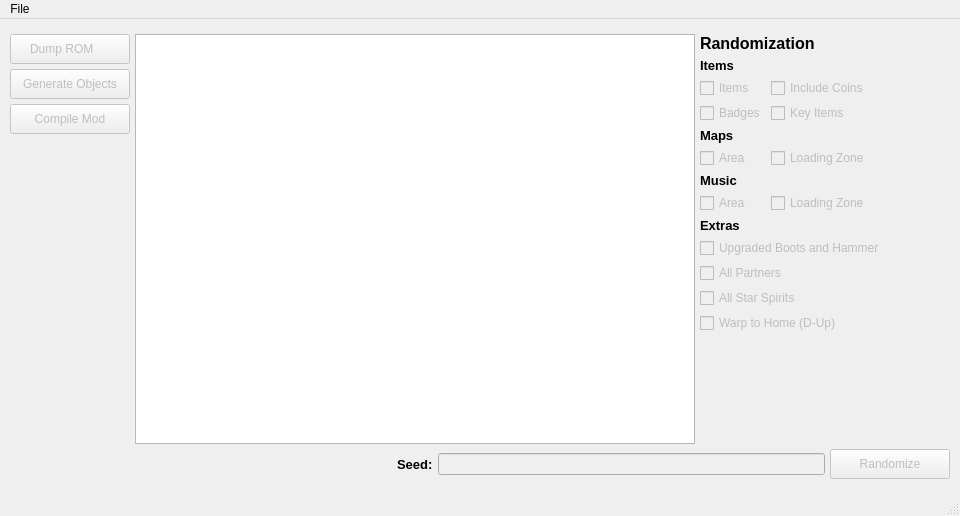
The window that ui/main_window.ui (JoshW-7/PaperMarioRandomizer) describes before a commit, drawn with Qt 5.
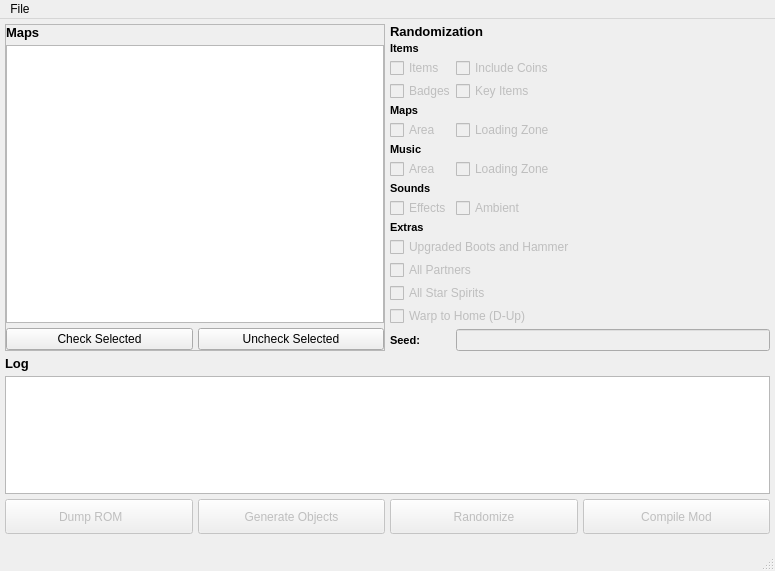
The same window after the commit. Icons and pictures are not drawn.

Commit message: Added ability to select maps for randomization. Added sound, ambient sound randomization. Updated to StarRod 0.3.2. Various bugfixes and general cleanup.

What changed in the file:
```diff
--- a/ui/main_window.ui
+++ b/ui/main_window.ui
@@ -6,8 +6,8 @@
    <rect>
     <x>0</x>
     <y>0</y>
-    <width>960</width>
-    <height>516</height>
+    <width>775</width>
+    <height>571</height>
    </rect>
   </property>
   <property name="windowTitle">
@@ -26,13 +26,13 @@
      <enum>QLayout::SetDefaultConstraint</enum>
     </property>
     <property name="leftMargin">
-     <number>10</number>
+     <number>5</number>
     </property>
     <property name="topMargin">
-     <number>15</number>
+     <number>5</number>
     </property>
     <property name="rightMargin">
-     <number>10</number>
+     <number>5</number>
     </property>
     <property name="bottomMargin">
      <number>15</number>
@@ -62,18 +62,12 @@
         <number>0</number>
        </property>
        <item>
-        <widget class="QFrame" name="frame_starrod">
-         <property name="sizePolicy">
-          <sizepolicy hsizetype="Maximum" vsizetype="Preferred">
-           <horstretch>0</horstretch>
-           <verstretch>0</verstretch>
-          </sizepolicy>
+        <widget class="QFrame" name="frame_maps">
+         <property name="frameShape">
+          <enum>QFrame::StyledPanel</enum>
          </property>
-         <property name="minimumSize">
-          <size>
-           <width>50</width>
-           <height>0</height>
-          </size>
+         <property name="frameShadow">
+          <enum>QFrame::Raised</enum>
          </property>
          <layout class="QVBoxLayout" name="verticalLayout_2">
           <property name="spacing">
@@ -92,113 +86,110 @@
            <number>0</number>
           </property>
           <item>
-           <widget class="QPushButton" name="button_dump_rom">
-            <property name="enabled">
-             <bool>false</bool>
+           <widget class="QLabel" name="label">
+            <property name="font">
+             <font>
+              <pointsize>10</pointsize>
+              <weight>75</weight>
+              <bold>true</bold>
+             </font>
             </property>
-            <property name="minimumSize">
-             <size>
-              <width>120</width>
-              <height>30</height>
-             </size>
-            </property>
             <property name="text">
-             <string>Dump ROM     </string>
+             <string>Maps</string>
             </property>
-            <property name="icon">
-             <iconset>
-              <normaloff>icons/starrod.ico</normaloff>icons/starrod.ico</iconset>
-            </property>
-            <property name="iconSize">
-             <size>
-              <width>24</width>
-              <height>24</height>
-             </size>
-            </property>
            </widget>
           </item>
           <item>
-           <widget class="QPushButton" name="button_generate_objects">
-            <property name="enabled">
-             <bool>false</bool>
+           <widget class="QTableWidget" name="table_maps">
+            <property name="editTriggers">
+             <set>QAbstractItemView::NoEditTriggers</set>
             </property>
-            <property name="minimumSize">
-             <size>
-              <width>120</width>
-              <height>30</height>
-             </size>
+            <property name="alternatingRowColors">
+             <bool>true</bool>
             </property>
-            <property name="text">
-             <string>Generate Objects</string>
+            <property name="selectionMode">
+             <enum>QAbstractItemView::ExtendedSelection</enum>
             </property>
             <property name="icon">
              <iconset>
               <normaloff>icons/fireflower.ico</normaloff>icons/fireflower.ico</iconset>
             </property>
-            <property name="iconSize">
-             <size>
-              <width>16</width>
-              <height>16</height>
-             </size>
+            <property name="columnCount">
+             <number>1</number>
             </property>
+            <attribute name="horizontalHeaderVisible">
+             <bool>false</bool>
+            </attribute>
+            <attribute name="horizontalHeaderStretchLastSection">
+             <bool>true</bool>
+            </attribute>
+            <attribute name="verticalHeaderVisible">
+             <bool>false</bool>
+            </attribute>
+            <attribute name="verticalHeaderStretchLastSection">
+             <bool>false</bool>
+            </attribute>
+            <column/>
            </widget>
           </item>
           <item>
-           <widget class="QPushButton" name="button_compile_mod">
-            <property name="enabled">
-             <bool>false</bool>
-            </property>
+           <widget class="QFrame" name="horizontalFrame">
             <property name="minimumSize">
              <size>
-              <width>120</width>
-              <height>30</height>
+              <width>0</width>
+              <height>0</height>
              </size>
             </property>
-            <property name="text">
-             <string>Compile Mod</string>
-            </property>
-            <property name="icon">
-             <iconset>
-              <normaloff>icons/calculator.ico</normaloff>icons/calculator.ico</iconset>
-            </property>
-            <property name="iconSize">
-             <size>
-              <width>18</width>
-              <height>18</height>
-             </size>
-            </property>
+            <layout class="QHBoxLayout" name="horizontalLayout">
+             <property name="spacing">
+              <number>5</number>
+             </property>
+             <property name="leftMargin">
+              <number>0</number>
+             </property>
+             <property name="topMargin">
+              <number>0</number>
+             </property>
+             <property name="rightMargin">
+              <number>0</number>
+             </property>
+             <property name="bottomMargin">
+              <number>0</number>
+             </property>
+             <item>
+              <widget class="QPushButton" name="button_check_selected">
+               <property name="text">
+                <string>Check Selected</string>
+               </property>
+              </widget>
+             </item>
+             <item>
+              <widget class="QPushButton" name="button_uncheck_selected">
+               <property name="text">
+                <string>Uncheck Selected</string>
+               </property>
+              </widget>
+             </item>
+            </layout>
            </widget>
           </item>
-          <item>
-           <spacer name="verticalSpacer_2">
-            <property name="orientation">
-             <enum>Qt::Vertical</enum>
-            </property>
-            <property name="sizeHint" stdset="0">
-             <size>
-              <width>20</width>
-              <height>40</height>
-             </size>
-            </property>
-           </spacer>
-          </item>
          </layout>
         </widget>
        </item>
        <item>
-        <widget class="QListWidget" name="listwidget_log"/>
-       </item>
-       <item>
-        <widget class="QFrame" name="verticalFrame">
+        <widget class="QFrame" name="frame_randomization">
          <property name="minimumSize">
           <size>
-           <width>50</width>
+           <width>200</width>
            <height>0</height>
           </size>
          </property>
+         <property name="frameShape">
+          <enum>QFrame::NoFrame</enum>
+         </property>
          <layout class="QVBoxLayout" name="verticalLayout">
           <property name="spacing">
-           <number>5</number>
+           <number>0</number>
           </property>
           <property name="leftMargin">
            <number>0</number>
@@ -215,23 +206,38 @@
           <item>
            <widget class="QFrame" name="frame_options">
             <property name="sizePolicy">
-             <sizepolicy hsizetype="Maximum" vsizetype="Preferred">
+             <sizepolicy hsizetype="Expanding" vsizetype="Preferred">
               <horstretch>0</horstretch>
               <verstretch>0</verstretch>
              </sizepolicy>
             </property>
             <property name="minimumSize">
              <size>
-              <width>250</width>
+              <width>0</width>
               <height>0</height>
              </size>
             </property>
             <layout class="QFormLayout" name="formLayout">
+             <property name="sizeConstraint">
+              <enum>QLayout::SetDefaultConstraint</enum>
+             </property>
+             <property name="fieldGrowthPolicy">
+              <enum>QFormLayout::AllNonFixedFieldsGrow</enum>
+             </property>
+             <property name="rowWrapPolicy">
+              <enum>QFormLayout::DontWrapRows</enum>
+             </property>
+             <property name="labelAlignment">
+              <set>Qt::AlignLeading|Qt::AlignLeft|Qt::AlignVCenter</set>
+             </property>
+             <property name="formAlignment">
+              <set>Qt::AlignLeading|Qt::AlignLeft|Qt::AlignTop</set>
+             </property>
              <property name="horizontalSpacing">
-              <number>5</number>
+              <number>0</number>
              </property>
              <property name="verticalSpacing">
-              <number>5</number>
+              <number>3</number>
              </property>
              <property name="leftMargin">
               <number>0</number>
@@ -255,7 +261,7 @@
                </property>
                <property name="font">
                 <font>
-                 <pointsize>12</pointsize>
+                 <pointsize>10</pointsize>
                  <weight>75</weight>
                  <bold>true</bold>
                 </font>
@@ -275,7 +281,7 @@
                </property>
                <property name="font">
                 <font>
-                 <pointsize>10</pointsize>
+                 <pointsize>8</pointsize>
                  <weight>75</weight>
                  <bold>true</bold>
                 </font>
@@ -335,7 +341,7 @@
                </property>
                <property name="font">
                 <font>
-                 <pointsize>10</pointsize>
+                 <pointsize>8</pointsize>
                  <weight>75</weight>
                  <bold>true</bold>
                 </font>
@@ -365,27 +371,7 @@
                </property>
               </widget>
              </item>
-             <item row="6" column="0">
-              <widget class="QLabel" name="label_4">
-               <property name="sizePolicy">
-                <sizepolicy hsizetype="Preferred" vsizetype="Maximum">
-                 <horstretch>0</horstretch>
-                 <verstretch>0</verstretch>
-                </sizepolicy>
-               </property>
-               <property name="font">
-                <font>
-                 <pointsize>10</pointsize>
-                 <weight>75</weight>
-                 <bold>true</bold>
-                </font>
-               </property>
-               <property name="text">
-                <string>Music</string>
-               </property>
-              </widget>
-             </item>
-             <item row="7" column="0">
+             <item row="8" column="0">
               <widget class="QCheckBox" name="chk_music_area">
                <property name="enabled">
                 <bool>false</bool>
@@ -395,7 +381,7 @@
                </property>
               </widget>
              </item>
-             <item row="7" column="1">
+             <item row="8" column="1">
               <widget class="QCheckBox" name="chk_music_loading_zone">
                <property name="enabled">
                 <bool>false</bool>
@@ -405,7 +391,27 @@
                </property>
               </widget>
              </item>
-             <item row="8" column="0">
+             <item row="9" column="0">
+              <widget class="QLabel" name="label_9">
+               <property name="sizePolicy">
+                <sizepolicy hsizetype="Preferred" vsizetype="Maximum">
+                 <horstretch>0</horstretch>
+                 <verstretch>0</verstretch>
+                </sizepolicy>
+               </property>
+               <property name="font">
+                <font>
+                 <pointsize>8</pointsize>
+                 <weight>75</weight>
+                 <bold>true</bold>
+                </font>
+               </property>
+               <property name="text">
+                <string>Sounds</string>
+               </property>
+              </widget>
+             </item>
+             <item row="11" column="0">
               <widget class="QLabel" name="label_5">
                <property name="sizePolicy">
                 <sizepolicy hsizetype="Preferred" vsizetype="Maximum">
@@ -415,7 +421,7 @@
                </property>
                <property name="font">
                 <font>
-                 <pointsize>10</pointsize>
+                 <pointsize>8</pointsize>
                  <weight>75</weight>
                  <bold>true</bold>
                 </font>
@@ -425,7 +431,7 @@
                </property>
               </widget>
              </item>
-             <item row="9" column="0" colspan="2">
+             <item row="12" column="0" colspan="2">
               <widget class="QCheckBox" name="chk_upgrade_boots_hammer">
                <property name="enabled">
                 <bool>false</bool>
@@ -435,7 +441,7 @@
                </property>
               </widget>
              </item>
-             <item row="10" column="0" colspan="2">
+             <item row="13" column="0" colspan="2">
               <widget class="QCheckBox" name="chk_partners">
                <property name="enabled">
                 <bool>false</bool>
@@ -445,7 +451,7 @@
                </property>
               </widget>
              </item>
-             <item row="11" column="0" colspan="2">
+             <item row="14" column="0" colspan="2">
               <widget class="QCheckBox" name="chk_star_spirits">
                <property name="enabled">
                 <bool>false</bool>
@@ -455,7 +461,7 @@
                </property>
               </widget>
              </item>
-             <item row="12" column="0" colspan="2">
+             <item row="15" column="0" colspan="2">
               <widget class="QCheckBox" name="chk_warp">
                <property name="enabled">
                 <bool>false</bool>
@@ -465,6 +471,97 @@
                </property>
               </widget>
              </item>
+             <item row="17" column="0">
+              <widget class="QLabel" name="label_7">
+               <property name="sizePolicy">
+                <sizepolicy hsizetype="Fixed" vsizetype="Preferred">
+                 <horstretch>0</horstretch>
+                 <verstretch>0</verstretch>
+                </sizepolicy>
+               </property>
+               <property name="minimumSize">
+                <size>
+                 <width>30</width>
+                 <height>0</height>
+                </size>
+               </property>
+               <property name="font">
+                <font>
+                 <pointsize>8</pointsize>
+                 <weight>75</weight>
+                 <bold>true</bold>
+                </font>
+               </property>
+               <property name="text">
+                <string>Seed:</string>
+               </property>
+              </widget>
+             </item>
+             <item row="17" column="1">
+              <widget class="QLineEdit" name="text_seed">
+               <property name="enabled">
+                <bool>false</bool>
+               </property>
+               <property name="sizePolicy">
+                <sizepolicy hsizetype="Preferred" vsizetype="Preferred">
+                 <horstretch>0</horstretch>
+                 <verstretch>0</verstretch>
+                </sizepolicy>
+               </property>
+               <property name="minimumSize">
+                <size>
+                 <width>0</width>
+                 <height>0</height>
+                </size>
+               </property>
+               <property name="frame">
+                <bool>true</bool>
+               </property>
+               <property name="alignment">
+                <set>Qt::AlignLeading|Qt::AlignLeft|Qt::AlignVCenter</set>
+               </property>
+              </widget>
+             </item>
+             <item row="7" column="0">
+              <widget class="QLabel" name="label_4">
+               <property name="sizePolicy">
+                <sizepolicy hsizetype="Preferred" vsizetype="Maximum">
+                 <horstretch>0</horstretch>
+                 <verstretch>0</verstretch>
+                </sizepolicy>
+               </property>
+               <property name="font">
+                <font>
+                 <pointsize>8</pointsize>
+                 <weight>75</weight>
+                 <bold>true</bold>
+                </font>
+               </property>
+               <property name="text">
+                <string>Music</string>
+               </property>
+              </widget>
+             </item>
+             <item row="10" column="0">
+              <widget class="QCheckBox" name="chk_sounds">
+               <property name="enabled">
+                <bool>false</bool>
+               </property>
+               <property name="text">
+                <string>Effects</string>
+               </property>
+              </widget>
+             </item>
+             <item row="10" column="1">
+              <widget class="QCheckBox" name="chk_ambient_sounds">
+               <property name="enabled">
+                <bool>false</bool>
+               </property>
+               <property name="text">
+                <string>Ambient</string>
+               </property>
+              </widget>
+             </item>
             </layout>
            </widget>
           </item>
@@ -474,56 +571,79 @@
       </layout>
      </widget>
     </item>
+    <item>
+     <widget class="QLabel" name="label_8">
+      <property name="sizePolicy">
+       <sizepolicy hsizetype="Maximum" vsizetype="Preferred">
+        <horstretch>0</horstretch>
+        <verstretch>0</verstretch>
+       </sizepolicy>
+      </property>
+      <property name="font">
+       <font>
+        <pointsize>10</pointsize>
+        <weight>75</weight>
+        <bold>true</bold>
+       </font>
+      </property>
+      <property name="text">
+       <string>Log</string>
+      </property>
+     </widget>
+    </item>
+    <item>
+     <widget class="QListWidget" name="listwidget_log"/>
+    </item>
     <item>
      <layout class="QHBoxLayout" name="horizontalLayout_2">
       <item>
-       <spacer name="horizontalSpacer">
-        <property name="orientation">
-         <enum>Qt::Horizontal</enum>
+       <widget class="QPushButton" name="button_dump_rom">
+        <property name="enabled">
+         <bool>false</bool>
         </property>
-        <property name="sizeHint" stdset="0">
+        <property name="minimumSize">
          <size>
-          <width>40</width>
-          <height>20</height>
+          <width>160</width>
+          <height>35</height>
          </size>
-        </property>
-       </spacer>
-      </item>
-      <item>
-       <widget class="QLabel" name="label_7">
-        <property name="sizePolicy">
-         <sizepolicy hsizetype="Maximum" vsizetype="Preferred">
-          <horstretch>0</horstretch>
-          <verstretch>0</verstretch>
-         </sizepolicy>
-        </property>
-        <property name="font">
-         <font>
-          <pointsize>10</pointsize>
-          <weight>75</weight>
-          <bold>true</bold>
-         </font>
         </property>
         <property name="text">
-         <string>Seed:</string>
+         <string>Dump ROM     </string>
+        </property>
+        <property name="icon">
+         <iconset>
+          <normaloff>icons/starrod.ico</normaloff>icons/starrod.ico</iconset>
+        </property>
+        <property name="iconSize">
+         <size>
+          <width>24</width>
+          <height>24</height>
+         </size>
         </property>
        </widget>
       </item>
       <item>
-       <widget class="QLineEdit" name="text_seed">
+       <widget class="QPushButton" name="button_generate_objects">
         <property name="enabled">
          <bool>false</bool>
         </property>
-        <property name="sizePolicy">
-         <sizepolicy hsizetype="Expanding" vsizetype="Fixed">
-          <horstretch>0</horstretch>
-          <verstretch>0</verstretch>
-         </sizepolicy>
-        </property>
         <property name="minimumSize">
          <size>
-          <width>200</width>
-          <height>0</height>
+          <width>160</width>
+          <height>35</height>
+         </size>
+        </property>
+        <property name="text">
+         <string>Generate Objects</string>
+        </property>
+        <property name="icon">
+         <iconset>
+          <normaloff>icons/fireflower.ico</normaloff>icons/fireflower.ico</iconset>
+        </property>
+        <property name="iconSize">
+         <size>
+          <width>16</width>
+          <height>16</height>
          </size>
         </property>
        </widget>
@@ -535,8 +655,8 @@
         </property>
         <property name="minimumSize">
          <size>
-          <width>120</width>
-          <height>30</height>
+          <width>160</width>
+          <height>35</height>
          </size>
         </property>
         <property name="autoFillBackground">
@@ -549,6 +669,12 @@
          <iconset>
           <normaloff>icons/random_bag.ico</normaloff>icons/random_bag.ico</iconset>
         </property>
+        <property name="iconSize">
+         <size>
+          <width>18</width>
+          <height>18</height>
+         </size>
+        </property>
         <property name="autoDefault">
          <bool>false</bool>
         </property>
@@ -560,6 +686,32 @@
         </property>
        </widget>
       </item>
+      <item>
+       <widget class="QPushButton" name="button_compile_mod">
+        <property name="enabled">
+         <bool>false</bool>
+        </property>
+        <property name="minimumSize">
+         <size>
+          <width>160</width>
+          <height>35</height>
+         </size>
+        </property>
+        <property name="text">
+         <string>Compile Mod</string>
+        </property>
+        <property name="icon">
+         <iconset>
+          <normaloff>icons/calculator.ico</normaloff>icons/calculator.ico</iconset>
+        </property>
+        <property name="iconSize">
+         <size>
+          <width>18</width>
+          <height>18</height>
+         </size>
+        </property>
+       </widget>
+      </item>
      </layout>
     </item>
    </layout>
@@ -569,7 +721,7 @@
     <rect>
      <x>0</x>
      <y>0</y>
-     <width>960</width>
+     <width>775</width>
      <height>21</height>
     </rect>
    </property>
```
Left out of the diff: 7 changed lines with no effect on the pictures. The commit also changes 24 other files.
